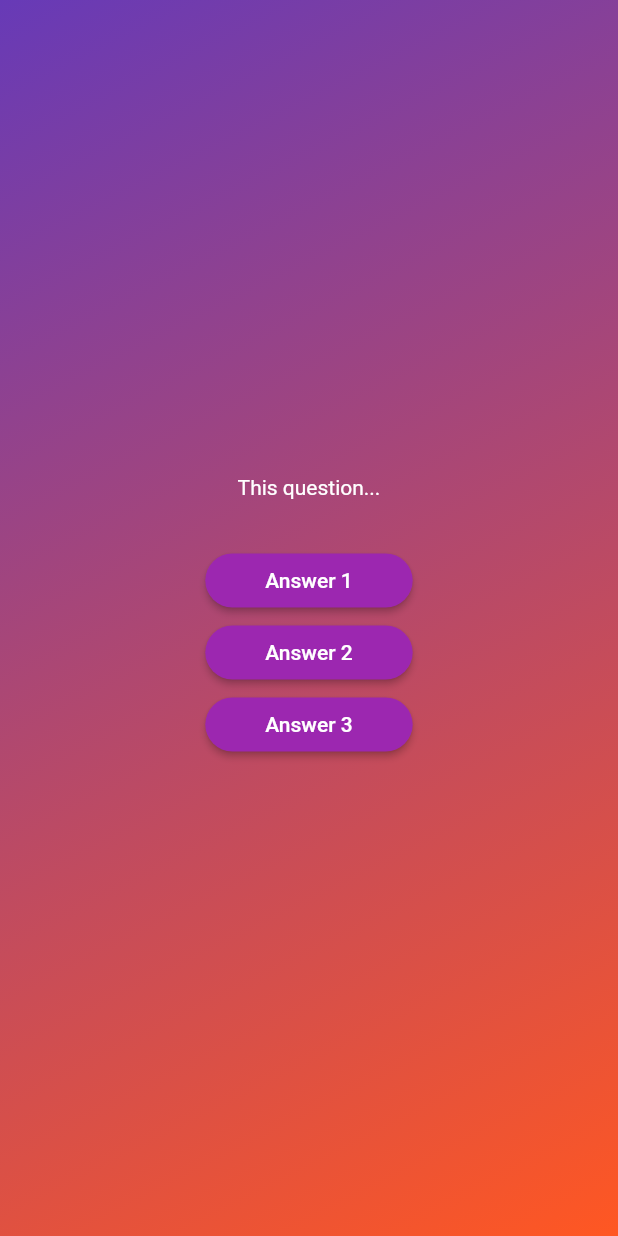
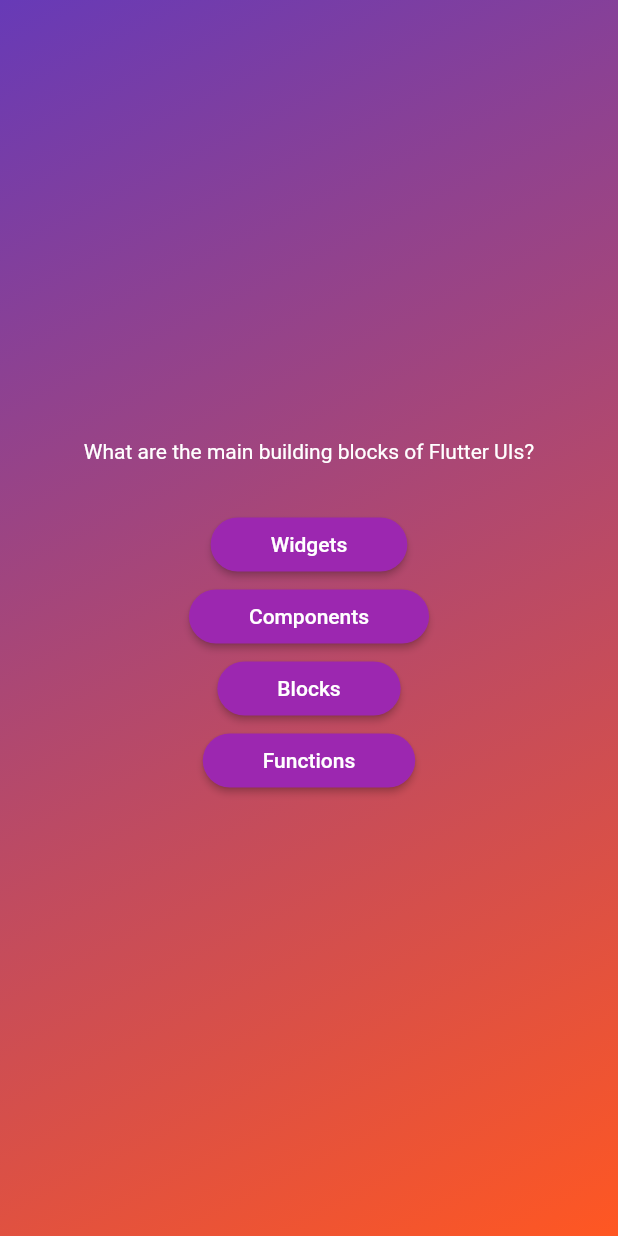
Before and after one commit to tenzan/flutter_adv_basics, a Flutter app: the screen it shows after launch, after a tap on "Start Quiz", on a phone screen of 412 x 824 dp. Run offline on Flutter 3.47's test engine with Material 2 defaults, Android fonts, the phone set to English and light mode, and no system bars.

Commit message:
section-3 lesson-69

```diff
--- a/lib/questions_screen.dart
+++ b/lib/questions_screen.dart
@@ -1,5 +1,6 @@
 import 'package:flutter/material.dart';
 import 'package:adv_basics/answer_button.dart';
+import 'package:adv_basics/data/questions.dart';
 
 class QuestionsScreen extends StatefulWidget {
   const QuestionsScreen({super.key});
@@ -13,26 +14,32 @@ class QuestionsScreen extends StatefulWidget {
 class _QuestionsScreenState extends State<QuestionsScreen> {
   @override
   Widget build(context) {
+    final currentQuestion = questions[0];
+
     return SizedBox(
       width: double.infinity,
       child: Column(
         mainAxisAlignment: MainAxisAlignment.center,
         children: [
-          const Text(
-            'This question...',
-            style: TextStyle(color: Colors.white),
+          Text(
+            currentQuestion.text,
+            style: const TextStyle(color: Colors.white),
           ),
           const SizedBox(height: 30),
           AnswerButton(
-            answerText: 'Answer 1',
+            answerText: currentQuestion.answers[0],
             onTap: () {},
           ),
           AnswerButton(
-            answerText: 'Answer 2',
+            answerText: currentQuestion.answers[1],
             onTap: () {},
           ),
           AnswerButton(
-            answerText: 'Answer 3',
+            answerText: currentQuestion.answers[2],
+            onTap: () {},
+          ),
+          AnswerButton(
+            answerText: currentQuestion.answers[3],
             onTap: () {},
           ),
         ],
```
